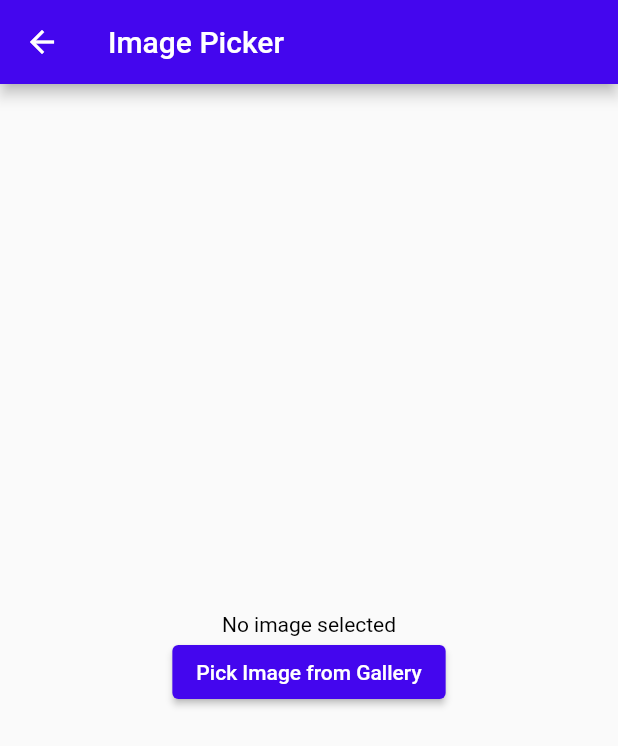
After one commit to Nitin-Tomas31/scanopy, a Flutter app: the ImagePickerScreen screen opened directly, after a tap on "Pick Image from Gallery", on a phone screen of 412 x 824 dp. The commit adds this screen. Shown: the top 746 px of the screen. Run offline on Flutter 3.47's test engine with Material 2 defaults, Android fonts, the phone set to English and light mode, and no system bars; our stand-ins replace camera, google_fonts, image_picker; missing offline and left inert: google_ml_kit.

Commit message:
new changes

```diff
--- /dev/null
+++ b/lib/camera/image_picker.dart
@@ -0,0 +1,77 @@
+import 'dart:io';
+import 'package:flutter/material.dart';
+import 'package:image_picker/image_picker.dart';
+import 'dart:async';
+import 'package:myapp/camera/displayscreen.dart';
+
+class ImagePickerScreen extends StatefulWidget {
+  const ImagePickerScreen({Key? key}) : super(key: key);
+
+  @override
+  _ImagePickerScreenState createState() => _ImagePickerScreenState();
+}
+
+class _ImagePickerScreenState extends State<ImagePickerScreen> {
+  ImagePicker picker = ImagePicker();
+  late File _imageFile = File('assets/page-1/images/imgicon.png');
+  bool _imageSelected = false;
+
+  Future<void> _pickImageFromGallery() async {
+    final pickedImage = await picker.getImage(source: ImageSource.gallery);
+
+    if (pickedImage != null) {
+      setState(() {
+        _imageFile = File(pickedImage.path);
+        _imageSelected = true;
+      });
+
+      Navigator.of(context).push(
+        MaterialPageRoute(
+          builder: (_) => DisplayPictureScreen(imagePath: _imageFile.path),
+        ),
+      );
+    } else {
+      setState(() {
+        _imageSelected = false;
+      });
+    }
+  }
+
+  @override
+  Widget build(BuildContext context) {
+    return Scaffold(
+      appBar: AppBar(
+        backgroundColor: const Color.fromARGB(255, 68, 6, 238),
+        title: const Text('Image Picker'),
+      ),
+      body: Center(
+        child: Column(
+          mainAxisAlignment: MainAxisAlignment.center,
+          children: <Widget>[
+            if (_imageSelected)
+              Image.file(
+                _imageFile,
+                width: 200,
+                height: 200,
+              )
+            else
+              const Text(
+                'No image selected',
+                style: TextStyle(
+                  color: Color.fromARGB(255, 0, 0, 0),
+                ),
+              ),
+            ElevatedButton(
+              onPressed: _pickImageFromGallery,
+              clipBehavior: Clip.antiAliasWithSaveLayer,
+              style: ElevatedButton.styleFrom(
+                backgroundColor: const Color.fromARGB(255, 68, 6, 238),
+              ),
+              child: const Text('Pick Image from Gallery'),
+            ),
+          ],
+        ),
+      ),
+    );
+  }
+}
```
Also changed, not shown: lib/camera/camerautils.dart (added, +10 -0 lines), lib/camera/displayscreen.dart (added, +92 -0 lines), lib/camera/ocr_result_screen.dart (added, +59 -0 lines), lib/camera/ocr_service.dart (added, +28 -0 lines), lib/camera/startcamera.dart (+18 -3 lines), lib/camera/takepicture.dart (added, +57 -0 lines), lib/page-1/page-2.dart (+6 -7 lines), lib/page-1/page-3.dart (+24 -12 lines), lib/page-1/page-4.dart (+25 -23 lines), lib/page-1/page-5.dart (+47 -38 lines), lib/page-1/splash-screen.dart (+24 -18 lines), pubspec.yaml (+18 -11 lines), assets/page-1/images/logo.png (added), pubspec.lock, 2 other files.
